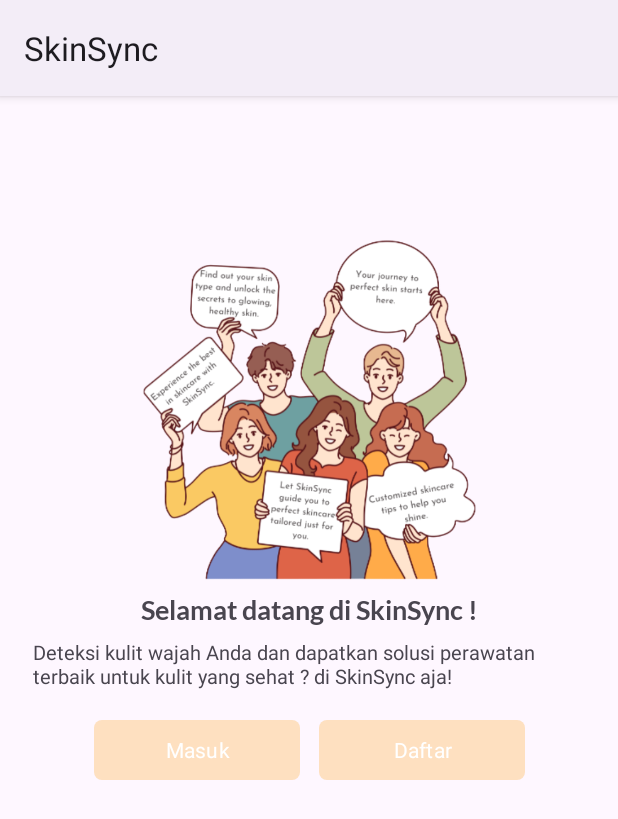
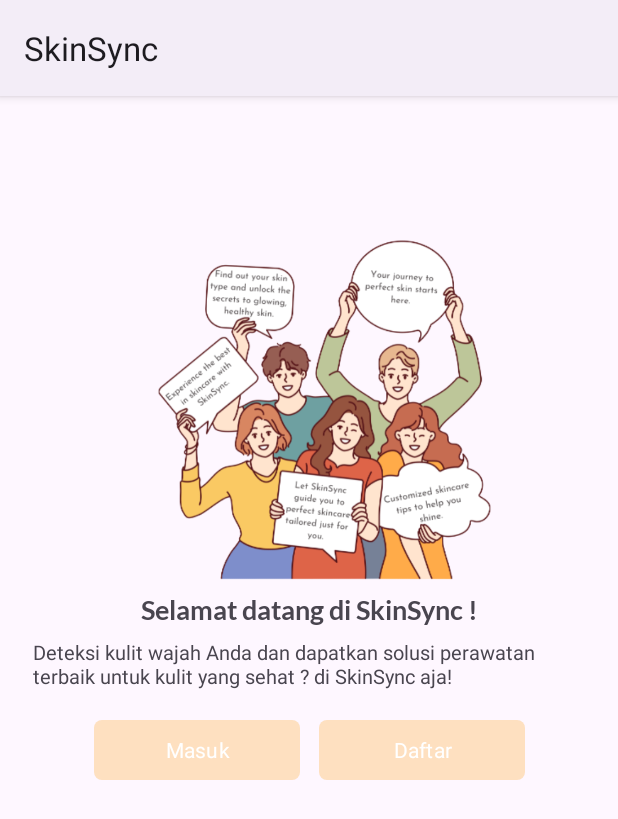
Before and after one commit to skinsync/SkinSync-Mobile-Development, an Android app: the screen it shows after launch (WelcomeActivity), on a phone screen of 412 x 824 dp. Shown: the top 819 px of the screen. Run offline under Robolectric (Android 15) with nearby library versions, the phone set to English and light mode, and no system bars; our stand-ins replace paging; Roboto replaces fonts that are not available here.

Commit message:
fix layout and animation welcome page

```diff
--- a/app/src/main/java/com/example/skinsync/activity/users/welcome/WelcomeActivity.kt
+++ b/app/src/main/java/com/example/skinsync/activity/users/welcome/WelcomeActivity.kt
@@ -1,26 +1,23 @@
 package com.example.skinsync.activity.users.welcome
 
+import android.animation.AnimatorSet
+import android.animation.ObjectAnimator
 import android.content.Intent
 import android.os.Bundle
+import android.view.View
 import android.widget.Button
-import androidx.activity.enableEdgeToEdge
 import androidx.appcompat.app.AppCompatActivity
-import androidx.core.view.ViewCompat
-import androidx.core.view.WindowInsetsCompat
 import com.example.skinsync.R
 import com.example.skinsync.activity.users.LoginActivity
 import com.example.skinsync.activity.users.RegisterActivity
+import com.example.skinsync.databinding.ActivityWelcomeBinding
 
 class WelcomeActivity : AppCompatActivity() {
+    private lateinit var binding: ActivityWelcomeBinding
     override fun onCreate(savedInstanceState: Bundle?) {
         super.onCreate(savedInstanceState)
-        enableEdgeToEdge()
-        setContentView(R.layout.activity_welcome)
-        ViewCompat.setOnApplyWindowInsetsListener(findViewById(R.id.main)) { v, insets ->
-            val systemBars = insets.getInsets(WindowInsetsCompat.Type.systemBars())
-            v.setPadding(systemBars.left, systemBars.top, systemBars.right, systemBars.bottom)
-            insets
-        }
+        binding = ActivityWelcomeBinding.inflate(layoutInflater)
+        setContentView(binding.root)
 
         // Fungsi untuk tombol Login
         findViewById<Button>(R.id.buttonLogin).setOnClickListener {
@@ -31,5 +28,29 @@ class WelcomeActivity : AppCompatActivity() {
         findViewById<Button>(R.id.buttonRegister).setOnClickListener {
             startActivity(Intent(this, RegisterActivity::class.java))
         }
+
+        playAnimation()
+    }
+
+    private fun playAnimation() {
+        ObjectAnimator.ofFloat(binding.ImageWelcome, View.TRANSLATION_X, -30f, 30f).apply {
+            duration = 6000
+            repeatCount = ObjectAnimator.INFINITE
+            repeatMode = ObjectAnimator.REVERSE
+        }.start()
+
+        val login = ObjectAnimator.ofFloat(binding.buttonLogin, View.ALPHA, 1f).setDuration(100)
+        val signup = ObjectAnimator.ofFloat(binding.buttonRegister, View.ALPHA, 1f).setDuration(100)
+        val title = ObjectAnimator.ofFloat(binding.welcomeTextView, View.ALPHA, 1f).setDuration(100)
+        val desc = ObjectAnimator.ofFloat(binding.welcomeDesc, View.ALPHA, 1f).setDuration(100)
+
+        val together = AnimatorSet().apply {
+            playTogether(login, signup)
+        }
+
+        AnimatorSet().apply {
+            playSequentially(title, desc, together)
+            start()
+        }
     }
 }
--- a/app/src/main/res/layout/activity_article.xml
+++ b/app/src/main/res/layout/activity_article.xml
@@ -108,7 +108,7 @@
         android:layout_marginEnd="@dimen/_15sdp"
         android:text="@string/see_more"
         android:textSize="@dimen/_12ssp"
-        android:textColor="@color/peach"
+        android:textColor="@drawable/text_click_effect"
         app:layout_constraintEnd_toEndOf="parent"
         app:layout_constraintTop_toTopOf="@id/justForYou" />
 
--- a/app/src/main/res/layout/activity_morning_scheduling.xml
+++ b/app/src/main/res/layout/activity_morning_scheduling.xml
@@ -192,7 +192,7 @@
                 android:layout_marginStart="@dimen/_200sdp"
                 android:text="@string/see_details"
                 android:textSize="@dimen/_12ssp"
-                android:textColor="@color/peach"
+                android:textColor="@drawable/text_click_effect"
                 app:layout_constraintStart_toStartOf="@id/titleNightRoutine"
                 app:layout_constraintTop_toTopOf="parent" />
 
--- a/app/src/main/res/layout/activity_night_scheduling.xml
+++ b/app/src/main/res/layout/activity_night_scheduling.xml
@@ -192,7 +192,7 @@
                 android:layout_marginStart="@dimen/_200sdp"
                 android:text="@string/see_details"
                 android:textSize="@dimen/_12ssp"
-                android:textColor="@color/peach"
+                android:textColor="@drawable/text_click_effect"
                 app:layout_constraintStart_toStartOf="@id/titleMorningRoutine"
                 app:layout_constraintTop_toTopOf="parent" />
 
--- a/app/src/main/res/layout/activity_scan.xml
+++ b/app/src/main/res/layout/activity_scan.xml
@@ -54,6 +54,7 @@
         android:background="@drawable/button_selector"
         android:fontFamily="@font/roboto"
         android:text="@string/button_camera"
+        android:textColor="@color/white"
         android:textSize="14sp"
         app:backgroundTint="@null"
         app:layout_constraintRight_toRightOf="parent"
@@ -71,6 +72,7 @@
         android:background="@drawable/button_selector"
         android:fontFamily="@font/roboto"
         android:text="@string/button_gallery"
+        android:textColor="@color/white"
         android:textSize="14sp"
         app:backgroundTint="@null"
         app:layout_constraintEnd_toEndOf="@id/previewImageView"
@@ -87,6 +89,7 @@
         android:background="@drawable/button_peach"
         android:fontFamily="@font/roboto"
         android:text="@string/button_upload"
+        android:textColor="@color/white"
         android:textSize="14sp"
         app:backgroundTint="@null"
         app:layout_constraintEnd_toEndOf="@id/buttonGallery"
```
Also changed, not shown: app/src/main/java/com/example/skinsync/activity/users/scan/result/ResultActivity.kt (+9 -5 lines), app/src/main/java/com/example/skinsync/activity/users/scheduling/morning/MorningSchedulingActivity.kt (+9 -1 lines), app/src/main/java/com/example/skinsync/activity/users/scheduling/night/NightSchedulingActivity.kt (+10 -1 lines), app/src/main/res/layout/activity_list_product.xml (+3 -6 lines), app/src/main/res/layout/activity_main.xml (+5 -6 lines), app/src/main/res/layout/activity_result.xml (+17 -15 lines), 73 other files.
